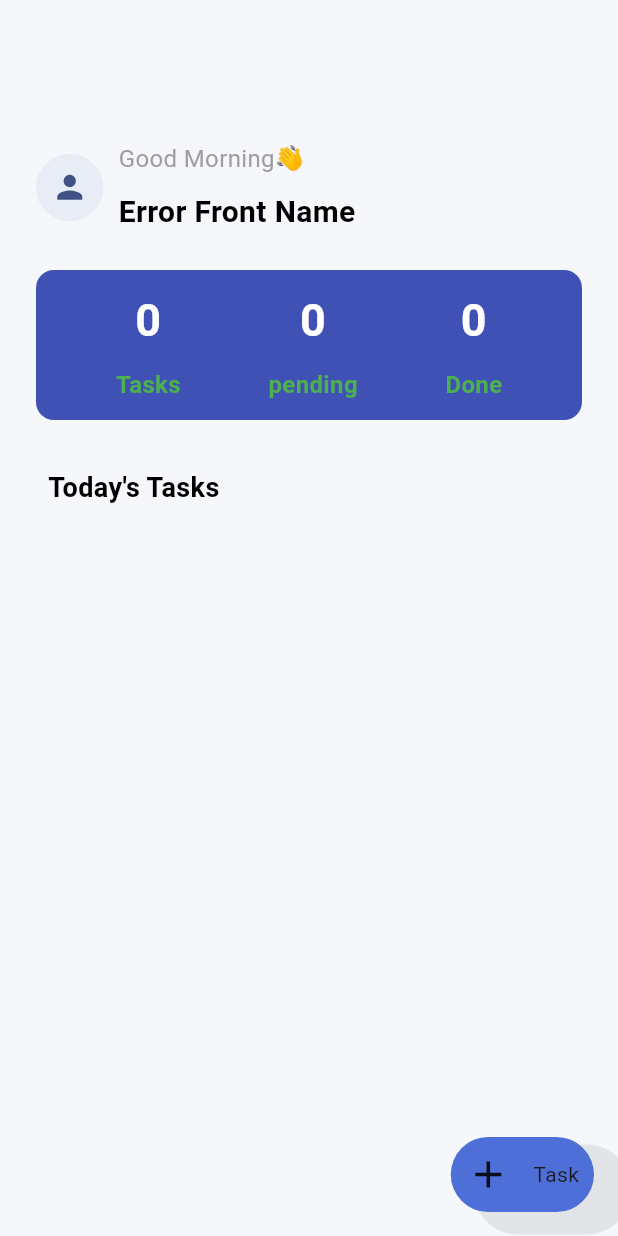
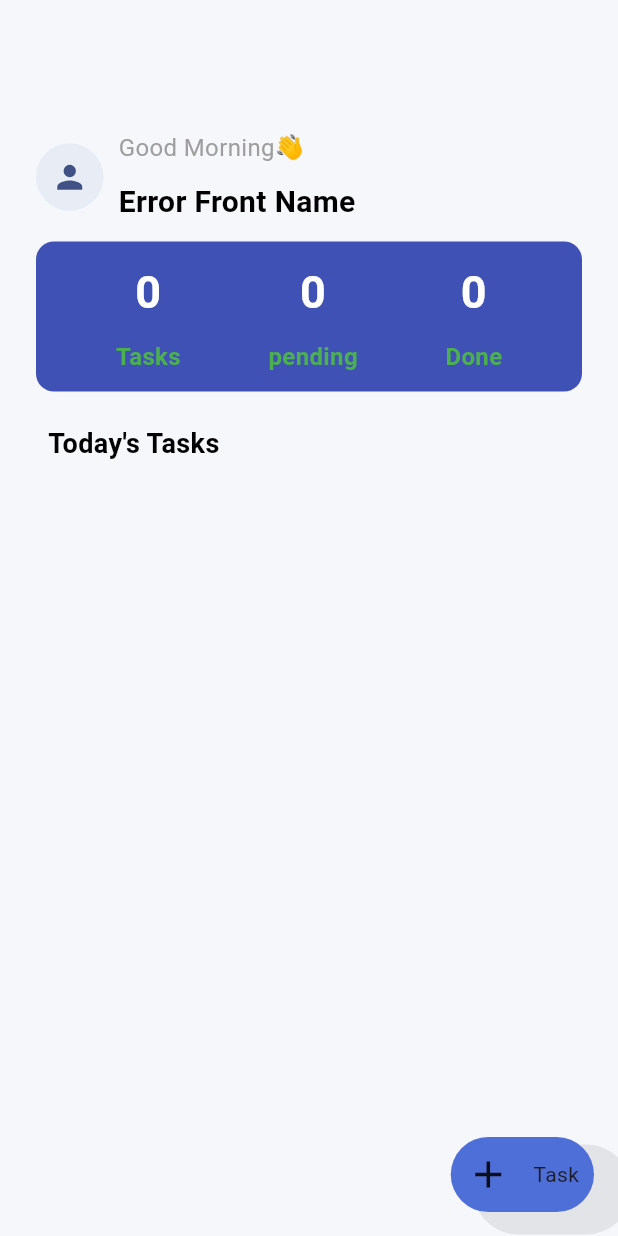
Before and after one commit to ahmedeid4562/To-Do, a Flutter app: the HomeScreen screen opened by its route, on a phone screen of 412 x 824 dp. Run offline on Flutter 3.47's test engine with Material 3 defaults, Android fonts, the phone set to English and light mode, and no system bars; our stand-ins replace hive_flutter; accounts and stored records are empty.

```diff
--- a/lib/main.dart
+++ b/lib/main.dart
@@ -26,7 +26,7 @@
   Widget build(BuildContext context) {
     return MaterialApp(
       debugShowCheckedModeBanner: false,
-      initialRoute:getName() == null ? AppRoutes.profile : AppRoutes.home,
+      initialRoute:getName() == null ? AppRoutes.profile : AppRoutes.profile,
       routes: {
         AppRoutes.profile: (context) => ProfileScreen(),
         AppRoutes.home: (context) => HomeScreen(),
--- a/lib/view/screens/home_screen.dart
+++ b/lib/view/screens/home_screen.dart
@@ -28,23 +28,23 @@
       body: Padding(
         padding: const EdgeInsets.symmetric(horizontal: 24),
         child: Column(
-          spacing: 24,
+          spacing: 12,
           children: [
-             SizedBox(height: 70),
+             SizedBox(height: 75),
              HeaderWidget(fullName: getName(),),
             TaskInfoDetails( numOfTasks: numOfTasks,numOfPending: numOfPending,numOfDon: numOfDon,),
 
              Padding(
               padding: const EdgeInsets.symmetric(
                 horizontal: 8.0,
-                vertical: 8.0,
+                vertical:10,
               ),
               child: Align(
                 alignment: Alignment.centerLeft,
                 child: Text(
                   "Today's Tasks",
                   style: TextStyle(
-                    fontSize: 18,
+                    fontSize:18,
                     fontWeight: FontWeight.bold,
                     color: Colors.black,
                   ),
@@ -218,7 +218,7 @@
       onTap: onTap,
       borderRadius: BorderRadius.circular(12),
       child: Container(
-        padding: const EdgeInsets.symmetric(horizontal: 20, vertical: 10),
+        padding: const EdgeInsets.symmetric(horizontal: 10, vertical: 0),
         decoration: BoxDecoration(
           borderRadius: BorderRadius.circular(12),
           color: const Color(0xffFFFFFF),
@@ -249,7 +249,7 @@
                   ),
                   const SizedBox(height: 5),
                   SizedBox(
-                    // width: 250,
+                    width: 250,
                     child: Text(
                       task.description,
                       style: const TextStyle(
@@ -261,7 +261,7 @@
                       overflow: .ellipsis,
                     ),
                   ),
-                  const SizedBox(height: 8),
+                   SizedBox(height: 8),
                   Container(
                     padding: const EdgeInsets.symmetric(horizontal: 7, vertical: 5),
                     decoration: BoxDecoration(
@@ -282,7 +282,7 @@
             ),
           Spacer(),
           IconButton(onPressed: delete,
-           icon: Icon(Icons.delete,color: Colors.red,size: 30,))
+           icon: Icon(Icons.arrow_forward_ios,color: Colors.grey,size: 30,))
           ],
         ),
       ),
```
